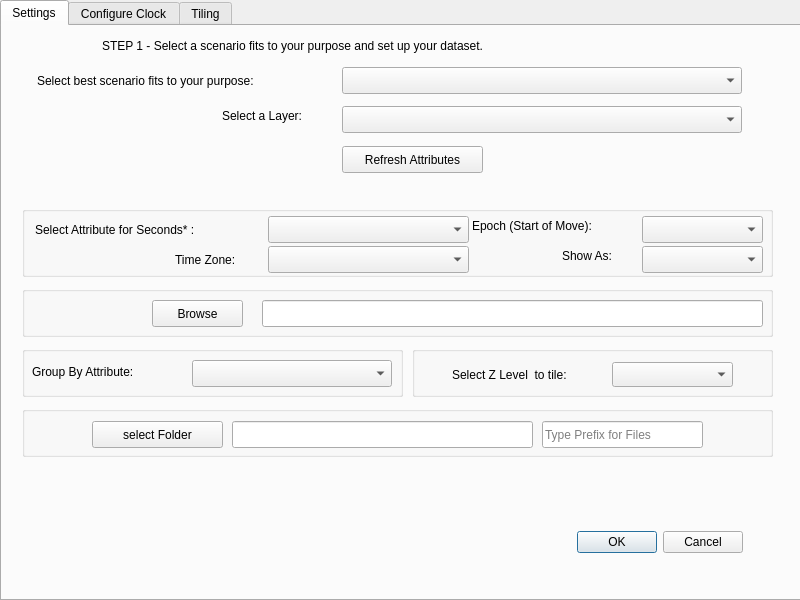
Before: the Qt Designer form CzmlMovingObjects_dialog_base.ui in tum-gis/CZMLMovingObjects, drawn with Qt 5.
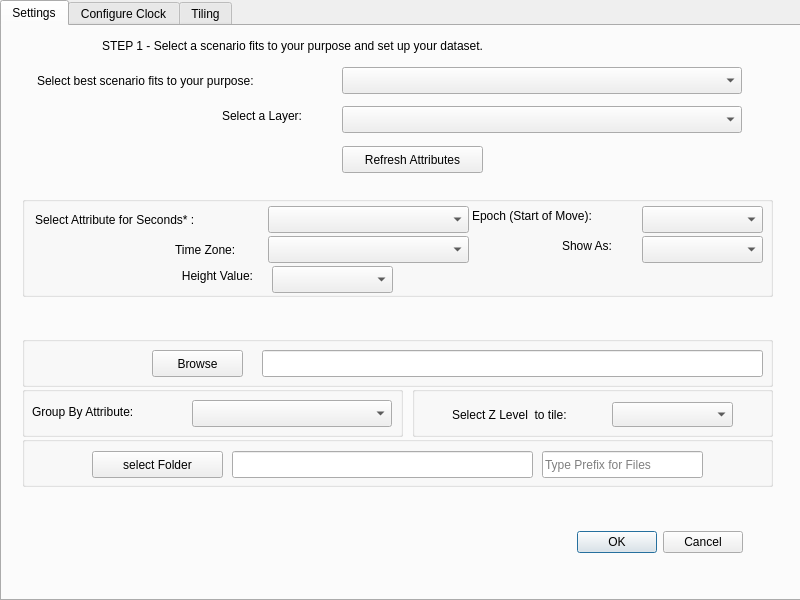
After: the same form once the commit is applied.

What changed in the file:
```diff
--- a/CzmlMovingObjects_dialog_base.ui
+++ b/CzmlMovingObjects_dialog_base.ui
@@ -164,9 +164,9 @@
      <property name="geometry">
       <rect>
        <x>20</x>
-       <y>180</y>
+       <y>170</y>
        <width>751</width>
-       <height>71</height>
+       <height>101</height>
       </rect>
      </property>
      <property name="title">
@@ -267,6 +267,32 @@
        </rect>
       </property>
      </widget>
+     <widget class="QComboBox" name="comboBoxHeightValue">
+      <property name="geometry">
+       <rect>
+        <x>250</x>
+        <y>70</y>
+        <width>121</width>
+        <height>27</height>
+       </rect>
+      </property>
+     </widget>
+     <widget class="QLabel" name="labelHeightValue">
+      <property name="geometry">
+       <rect>
+        <x>70</x>
+        <y>70</y>
+        <width>161</width>
+        <height>20</height>
+       </rect>
+      </property>
+      <property name="text">
+       <string>Height Value:</string>
+      </property>
+      <property name="alignment">
+       <set>Qt::AlignRight|Qt::AlignTrailing|Qt::AlignVCenter</set>
+      </property>
+     </widget>
     </widget>
     <widget class="QGroupBox" name="groupBoxSingleOutput">
      <property name="enabled">
@@ -275,7 +301,7 @@
      <property name="geometry">
       <rect>
        <x>20</x>
-       <y>260</y>
+       <y>310</y>
        <width>751</width>
        <height>51</height>
       </rect>
@@ -317,7 +343,7 @@
      <property name="geometry">
       <rect>
        <x>20</x>
-       <y>320</y>
+       <y>360</y>
        <width>381</width>
        <height>51</height>
       </rect>
@@ -362,7 +388,7 @@
      <property name="geometry">
       <rect>
        <x>410</x>
-       <y>320</y>
+       <y>360</y>
        <width>361</width>
        <height>51</height>
       </rect>
@@ -465,7 +491,7 @@
      <property name="geometry">
       <rect>
        <x>20</x>
-       <y>380</y>
+       <y>410</y>
        <width>751</width>
        <height>51</height>
       </rect>
```
Left out of the diff: 6 changed lines with no effect on the pictures.
